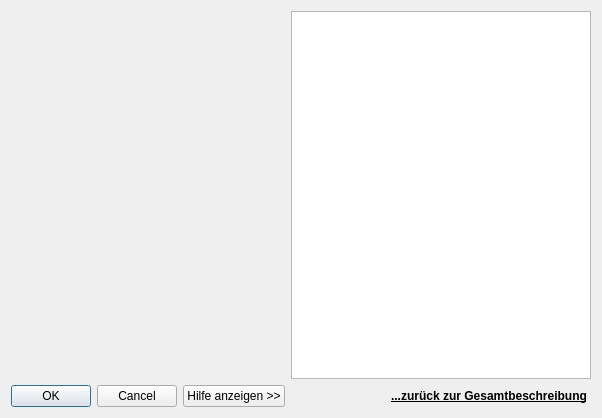
The window that projektchecktools/ui/parameter_dialog.ui (projektcheck/ProjektCheck-QGIS) describes before a commit, drawn with Qt 5.
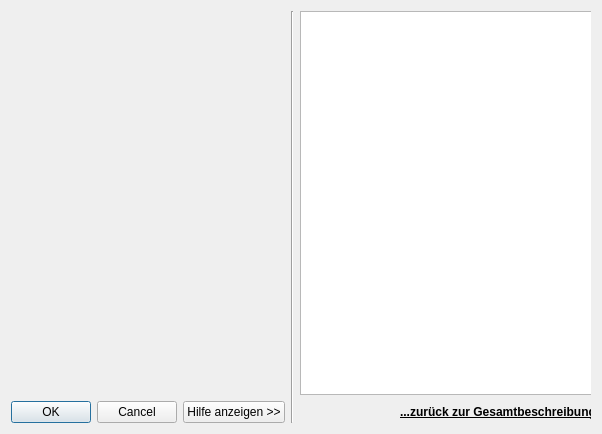
The same window after the commit.

Commit message: help texts; param dialog behavior and style; preset combos wording

```diff
--- a/projektchecktools/ui/parameter_dialog.ui
+++ b/projektchecktools/ui/parameter_dialog.ui
@@ -7,7 +7,7 @@
     <x>0</x>
     <y>0</y>
     <width>508</width>
-    <height>418</height>
+    <height>434</height>
    </rect>
   </property>
   <property name="windowTitle">
@@ -53,6 +53,9 @@
       </item>
       <item>
        <layout class="QHBoxLayout" name="horizontalLayout_3">
+        <property name="topMargin">
+         <number>10</number>
+        </property>
         <item>
          <widget class="QDialogButtonBox" name="button_box">
           <property name="orientation">
@@ -86,7 +89,7 @@
        <height>0</height>
       </size>
      </property>
-     <layout class="QVBoxLayout" name="verticalLayout">
+     <layout class="QHBoxLayout" name="horizontalLayout_4">
       <property name="leftMargin">
        <number>0</number>
       </property>
@@ -99,6 +102,13 @@
       <property name="bottomMargin">
        <number>0</number>
       </property>
+      <item>
+       <widget class="Line" name="line">
+        <property name="orientation">
+         <enum>Qt::Vertical</enum>
+        </property>
+       </widget>
+      </item>
       <item>
        <widget class="QScrollArea" name="scrollArea">
         <property name="minimumSize">
@@ -122,7 +132,7 @@
            <x>0</x>
            <y>0</y>
            <width>300</width>
-           <height>406</height>
+           <height>422</height>
           </rect>
          </property>
          <layout class="QVBoxLayout" name="verticalLayout_2">
```
The commit also changes 5 other files.
